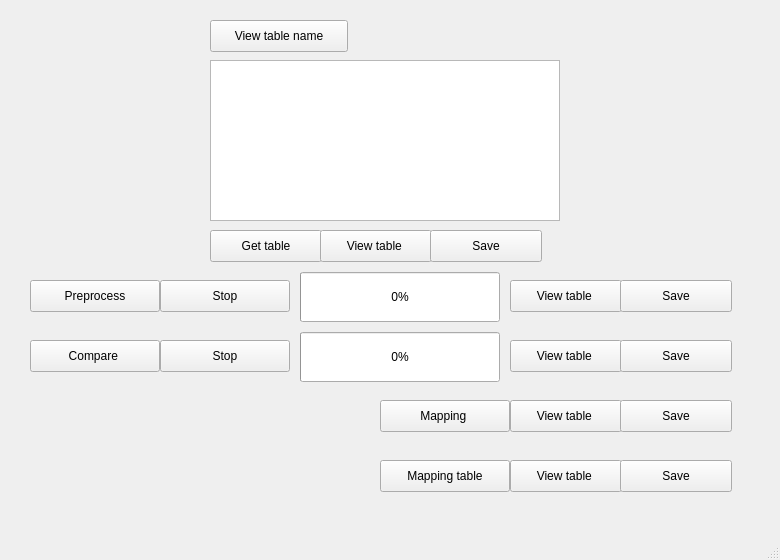
yeonseo-Jung/beauty_kr, file src/gui/form/mappingWindow.ui: the form before one commit.
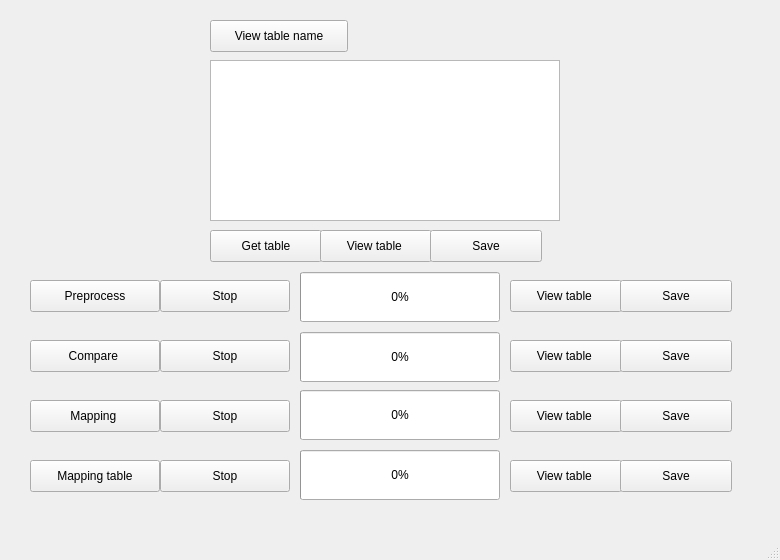
The form after the commit.

Commit message: Feat: package update Pause & Run continue save cache data edit gui

```diff
--- a/src/gui/form/mappingWindow.ui
+++ b/src/gui/form/mappingWindow.ui
@@ -17,7 +17,7 @@
    <widget class="QPushButton" name="mapping">
     <property name="geometry">
      <rect>
-      <x>380</x>
+      <x>30</x>
       <y>400</y>
       <width>130</width>
       <height>32</height>
@@ -263,7 +263,7 @@
    <widget class="QPushButton" name="mapping_table">
     <property name="geometry">
      <rect>
-      <x>380</x>
+      <x>30</x>
       <y>460</y>
       <width>130</width>
       <height>32</height>
@@ -299,6 +299,70 @@
      <string>Save</string>
     </property>
    </widget>
+   <widget class="QPushButton" name="stop_mapping">
+    <property name="geometry">
+     <rect>
+      <x>160</x>
+      <y>400</y>
+      <width>130</width>
+      <height>32</height>
+     </rect>
+    </property>
+    <property name="text">
+     <string>Stop</string>
+    </property>
+   </widget>
+   <widget class="QPushButton" name="stop_mapping_table">
+    <property name="geometry">
+     <rect>
+      <x>160</x>
+      <y>460</y>
+      <width>130</width>
+      <height>32</height>
+     </rect>
+    </property>
+    <property name="text">
+     <string>Stop</string>
+    </property>
+   </widget>
+   <widget class="QProgressBar" name="pbar_2">
+    <property name="geometry">
+     <rect>
+      <x>300</x>
+      <y>390</y>
+      <width>200</width>
+      <height>50</height>
+     </rect>
+    </property>
+    <property name="value">
+     <number>0</number>
+    </property>
+    <property name="textVisible">
+     <bool>true</bool>
+    </property>
+    <property name="orientation">
+     <enum>Qt::Horizontal</enum>
+    </property>
+   </widget>
+   <widget class="QProgressBar" name="pbar_3">
+    <property name="geometry">
+     <rect>
+      <x>300</x>
+      <y>450</y>
+      <width>200</width>
+      <height>50</height>
+     </rect>
+    </property>
+    <property name="value">
+     <number>0</number>
+    </property>
+    <property name="textVisible">
+     <bool>true</bool>
+    </property>
+    <property name="orientation">
+     <enum>Qt::Horizontal</enum>
+    </property>
+   </widget>
   </widget>
   <widget class="QMenuBar" name="menubar">
    <property name="geometry">
```
Left out of the diff: 4 changed lines with no effect on the pictures. The commit also changes 4 other files.
